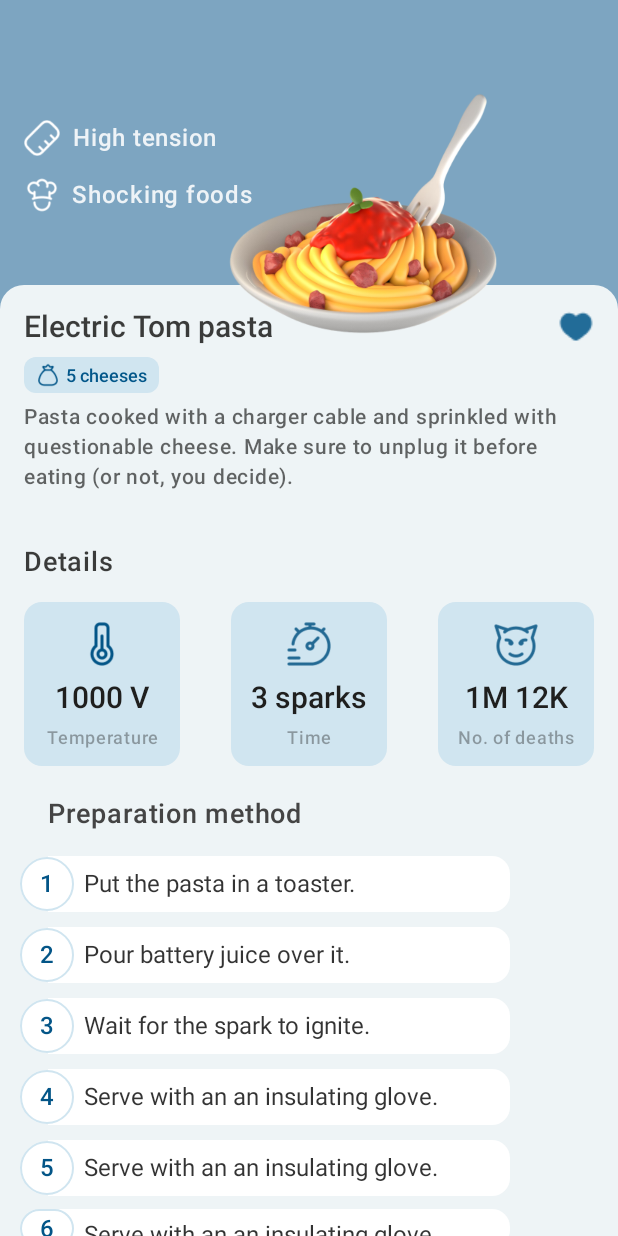
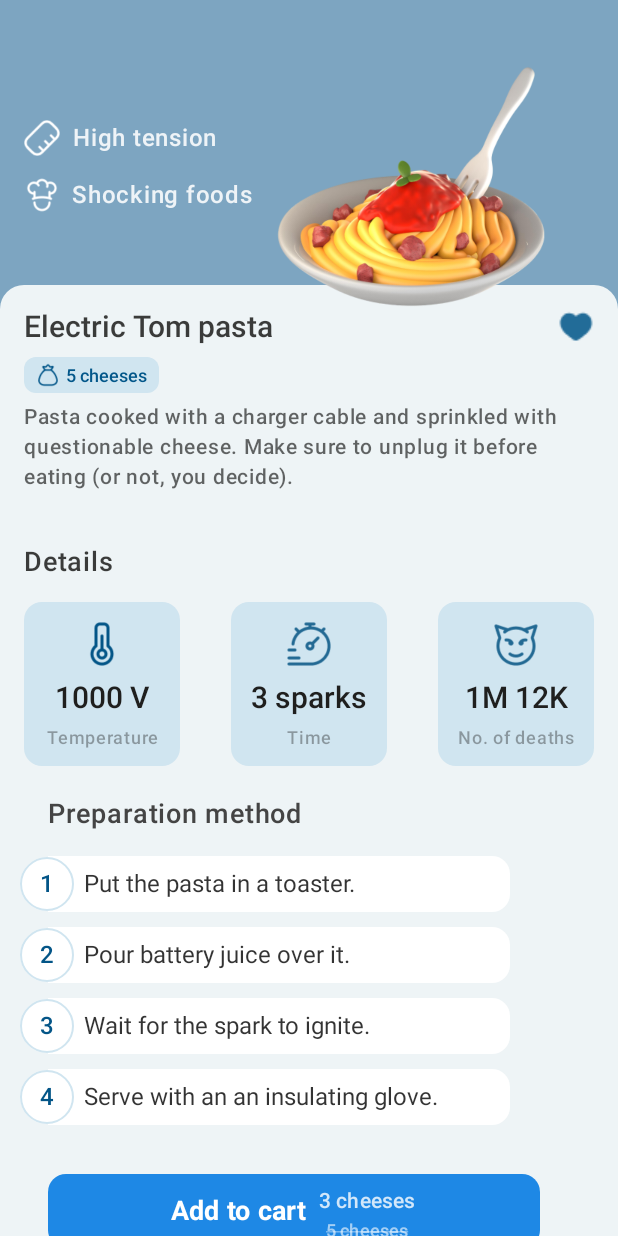
Before and after one commit to baraa0abd/Tom_Kitchen, an Android app built with Jetpack Compose: the screen it shows after launch (MainActivity), on a phone screen of 412 x 824 dp. Run offline under Robolectric (Android 15) with nearby library versions, the phone set to English and light mode, and no system bars.

Commit message:
last lowerscreen

```diff
--- a/app/src/main/java/com/example/tomkitchen/homeScreen/Lowerscreen.kt
+++ b/app/src/main/java/com/example/tomkitchen/homeScreen/Lowerscreen.kt
@@ -68,14 +68,8 @@ fun Lowerscreen() {
             ) {
                 StepRow(number = 1, text = "Put the pasta in a toaster.")
                 StepRow(number = 2, text = "Pour battery juice over it.")
-                // Step 3: Wait for the spark to ignite.
                 StepRow(number = 3, text = "Wait for the spark to ignite.")
-                // Step 4: Serve with an insulating glove.
                 StepRow(number = 4, text = "Serve with an an insulating glove.")
-
-                StepRow(number = 5, text = "Serve with an an insulating glove.")
-                StepRow(number = 6, text = "Serve with an an insulating glove.")
-                StepRow(number = 7, text = "Serve with an an insulating glove.")
             }
 
             // "Add to cart" button
@@ -90,7 +84,7 @@ fun Lowerscreen() {
 fun StepRow(number: Int, text: String) {
     Row(
         modifier = Modifier
-            .size(328.dp,39.dp) ,// Row takes full width of its parent Column ,, // Fixed height of the row based on number circle
+            .size(360.dp,39.dp) ,// Row takes full width of its parent Column ,, // Fixed height of the row based on number circle
         verticalAlignment = Alignment.CenterVertically,
         horizontalArrangement = Arrangement.spacedBy(-17.dp) // Gap between number circle and text field
     ) {
--- a/app/src/main/java/com/example/tomkitchen/homeScreen/backgroundUi.kt
+++ b/app/src/main/java/com/example/tomkitchen/homeScreen/backgroundUi.kt
@@ -12,6 +12,8 @@ import androidx.compose.foundation.layout.fillMaxSize
 import androidx.compose.foundation.layout.height
 import androidx.compose.foundation.layout.size
 import androidx.compose.foundation.layout.width
+import androidx.compose.foundation.rememberScrollState
+import androidx.compose.foundation.verticalScroll
 import androidx.compose.material3.Icon
 import androidx.compose.material3.Text
 import androidx.compose.runtime.Composable
@@ -43,8 +45,8 @@ fun HighTensionCard() {
         SubGround()
         Box(
             modifier = Modifier
-                .size(180.dp, 64.dp) // Outer Box size
-            // contentAlignment = Alignment.Center // Example: if you want to center the Column
+                .size(180.dp, 64.dp)
+        // .verticalScroll(rememberScrollState())
         ) {
             Column(
                 // If this Column is meant to be positioned absolutely within the Box:
--- a/app/src/main/java/com/example/tomkitchen/homeScreen/buttomGround.kt
+++ b/app/src/main/java/com/example/tomkitchen/homeScreen/buttomGround.kt
@@ -2,12 +2,17 @@ package com.example.tomkitchen.homeScreen
 
 import android.telecom.Call
 import androidx.compose.foundation.background
+import androidx.compose.foundation.gestures.scrollable
 import androidx.compose.foundation.layout.Box
 import androidx.compose.foundation.layout.absoluteOffset
 import androidx.compose.foundation.layout.fillMaxSize
+import androidx.compose.foundation.layout.fillMaxWidth
 import androidx.compose.foundation.layout.offset
 import androidx.compose.foundation.layout.size
+import androidx.compose.foundation.pager.VerticalPager
+import androidx.compose.foundation.rememberScrollState
 import androidx.compose.foundation.shape.RoundedCornerShape
+import androidx.compose.foundation.verticalScroll
 import androidx.compose.runtime.Composable
 import androidx.compose.ui.Modifier
 import androidx.compose.ui.graphics.Color
@@ -19,8 +24,7 @@ import com.example.tomkitchen.R
 fun ContentGround() {
     Box(
         modifier = Modifier
-
-            .size(420.dp, 810.dp)
+            .fillMaxSize()
             .absoluteOffset(y = 190.dp)
             .background(
                 color = Color(0xFFEEF4F6),
--- a/app/src/main/java/com/example/tomkitchen/homeScreen/subGround.kt
+++ b/app/src/main/java/com/example/tomkitchen/homeScreen/subGround.kt
@@ -16,7 +16,7 @@ import com.example.tomkitchen.R
 fun SubGround() {
     Box(
         modifier = Modifier
-            .absoluteOffset(x = 148.19.dp, y = 58.dp) // Corresponds to left: 148px and top: 58px
+            .absoluteOffset(x = 180.dp, y = 40.dp) // Corresponds to left: 148px and top: 58px
             .size(width = 187.61422729492188.dp, height = 168.dp) // Corresponds to width: 188 and height: 168
     ) {
         Image(
```
